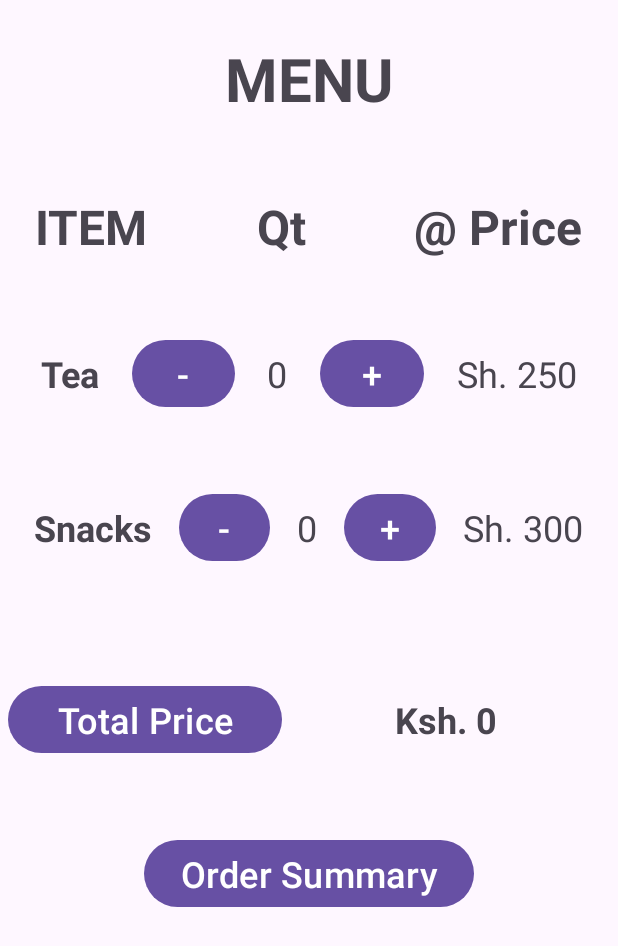
After one commit to SSifa/HotelBreakfastOrderApp, an Android app: the MenuActivity screen opened directly, with no data from a screen before it, on a phone screen of 412 x 824 dp. The commit adds this screen. Shown: the top 946 px of the screen. Run offline under Robolectric (Android 15) with nearby library versions, the phone set to English and light mode, and no system bars.

Commit message:
Added a Menu activity

```diff
--- a/app/src/main/AndroidManifest.xml
+++ b/app/src/main/AndroidManifest.xml
@@ -13,6 +13,9 @@
         android:theme="@style/Theme.AlfaBreakfastApplication"
         tools:targetApi="31">
         <activity
+            android:name=".MenuActivity"
+            android:exported="false" />
+        <activity
             android:name=".MainActivity"
             android:exported="true">
             <intent-filter>
--- /dev/null
+++ b/app/src/main/java/com/example/alfabreakfastapplication/MenuActivity.java
@@ -0,0 +1,14 @@
+package com.example.alfabreakfastapplication;
+
+import androidx.appcompat.app.AppCompatActivity;
+
+import android.os.Bundle;
+
+public class MenuActivity extends AppCompatActivity {
+
+    @Override
+    protected void onCreate(Bundle savedInstanceState) {
+        super.onCreate(savedInstanceState);
+        setContentView(R.layout.activity_menu);
+    }
+}
--- a/app/src/main/res/layout/activity_main.xml
+++ b/app/src/main/res/layout/activity_main.xml
@@ -1,18 +1,57 @@
 <?xml version="1.0" encoding="utf-8"?>
-<androidx.constraintlayout.widget.ConstraintLayout xmlns:android="http://schemas.android.com/apk/res/android"
+<LinearLayout xmlns:android="http://schemas.android.com/apk/res/android"
     xmlns:app="http://schemas.android.com/apk/res-auto"
     xmlns:tools="http://schemas.android.com/tools"
     android:layout_width="match_parent"
     android:layout_height="match_parent"
-    tools:context=".MainActivity">
+    tools:context=".MainActivity"
+    android:orientation="vertical"
+    android:background="#1B5E20">
 
     <TextView
         android:layout_width="wrap_content"
         android:layout_height="wrap_content"
-        android:text="Hello World!"
-        app:layout_constraintBottom_toBottomOf="parent"
-        app:layout_constraintEnd_toEndOf="parent"
-        app:layout_constraintStart_toStartOf="parent"
-        app:layout_constraintTop_toTopOf="parent" />
+        android:text="LOGIN"
+        android:textSize="40sp"
+        android:textColor="@color/white"
+        android:textStyle="bold"
+        android:layout_gravity="center"
+        android:layout_marginTop="100dp"/>
 
-</androidx.constraintlayout.widget.ConstraintLayout>
+    <EditText
+        android:id="@+id/et_username"
+        android:layout_width="match_parent"
+        android:layout_height="wrap_content"
+        android:hint="Username"
+        android:textColorHint="@color/white"
+        android:textColor="@color/white"
+        android:textSize="32sp"
+        android:layout_marginRight="10dp"
+        android:layout_marginLeft="10dp"
+        android:layout_marginTop="50dp"/>
+
+    <EditText
+        android:id="@+id/et_password"
+        android:layout_width="match_parent"
+        android:layout_height="wrap_content"
+        android:hint="Password"
+        android:inputType="textPassword"
+        android:textColorHint="@color/white"
+        android:textColor="@color/white"
+        android:textSize="32sp"
+        android:layout_marginRight="10dp"
+        android:layout_marginLeft="10dp"
+        android:layout_marginTop="50dp"/>
+
+    <Button
+        android:id="@+id/btn_login"
+        android:layout_width="wrap_content"
+        android:layout_height="wrap_content"
+        android:text="LOGIN"
+        android:textSize="32sp"
+        android:layout_gravity="center"
+        android:layout_marginTop="75dp"/>
+
+
+
+</LinearLayout>
--- /dev/null
+++ b/app/src/main/res/layout/activity_menu.xml
@@ -0,0 +1,194 @@
+<?xml version="1.0" encoding="utf-8"?>
+<LinearLayout xmlns:android="http://schemas.android.com/apk/res/android"
+    xmlns:app="http://schemas.android.com/apk/res-auto"
+    xmlns:tools="http://schemas.android.com/tools"
+    android:layout_width="match_parent"
+    android:layout_height="match_parent"
+    tools:context=".MenuActivity"
+    android:orientation="vertical">
+
+    <TextView
+        android:layout_width="match_parent"
+        android:layout_height="wrap_content"
+        android:text="MENU"
+        android:textSize="40sp"
+        android:textStyle="bold"
+        android:textAlignment="center"
+        android:layout_marginTop="25dp"/>
+
+    <LinearLayout
+        android:layout_width="match_parent"
+        android:layout_height="wrap_content"
+        android:layout_marginLeft="5dp"
+        android:layout_marginRight="5dp"
+        android:weightSum="5"
+        android:layout_marginTop="50dp"
+        android:orientation="horizontal">
+        <TextView
+            android:layout_width="wrap_content"
+            android:layout_height="wrap_content"
+            android:text="ITEM"
+            android:layout_weight="1"
+            android:textStyle="bold"
+            android:textSize="32sp"
+            android:gravity="center"/>
+        <TextView
+            android:layout_width="wrap_content"
+            android:layout_height="wrap_content"
+            android:text="Qt"
+            android:layout_weight="3"
+            android:textSize="32sp"
+            android:textStyle="bold"
+            android:gravity="center"/>
+        <TextView
+            android:layout_width="wrap_content"
+            android:layout_height="wrap_content"
+            android:text="\@ Price"
+            android:layout_weight="1"
+            android:textSize="32sp"
+            android:textStyle="bold"
+            android:gravity="center"/>
+    </LinearLayout>
+
+    <LinearLayout
+        android:layout_width="match_parent"
+        android:layout_height="wrap_content"
+        android:layout_marginLeft="5dp"
+        android:layout_marginRight="5dp"
+        android:weightSum="5"
+        android:layout_marginTop="50dp"
+        android:orientation="horizontal">
+        <TextView
+            android:layout_width="wrap_content"
+            android:layout_height="match_parent"
+            android:text="Tea"
+            android:textSize="24sp"
+            android:textStyle="bold"
+            android:layout_weight="1"
+            android:gravity="center"/>
+        <LinearLayout
+            android:layout_width="wrap_content"
+            android:layout_height="wrap_content"
+            android:layout_weight="3"
+            android:weightSum="3">
+            <Button
+                android:id="@+id/btn_tea_minus"
+                android:layout_width="25dp"
+                android:layout_height="wrap_content"
+                android:text="-"
+                android:textSize="24sp"
+                android:layout_weight="1"/>
+            <TextView
+                android:id="@+id/txt_tea_qt"
+                android:layout_width="wrap_content"
+                android:layout_height="wrap_content"
+                android:text="0"
+                android:textSize="24sp"
+                android:layout_weight="1"
+                android:gravity="center"/>
+            <Button
+                android:id="@+id/btn_tea_plus"
+                android:layout_width="25dp"
+                android:layout_height="wrap_content"
+                android:text="+"
+                android:textSize="24sp"
+                android:layout_weight="1"/>
+        </LinearLayout>
+        <TextView
+            android:layout_width="wrap_content"
+            android:layout_height="match_parent"
+            android:text="Sh. 250"
+            android:textSize="24sp"
+            android:layout_weight="1"
+            android:gravity="center"/>
+    </LinearLayout>
+
+    <LinearLayout
+        android:layout_width="match_parent"
+        android:layout_height="wrap_content"
+        android:layout_marginLeft="5dp"
+        android:layout_marginRight="5dp"
+        android:weightSum="5"
+        android:layout_marginTop="50dp"
+        android:orientation="horizontal">
+        <TextView
+            android:layout_width="wrap_content"
+            android:layout_height="match_parent"
+            android:text="Snacks"
+            android:textSize="24sp"
+            android:textStyle="bold"
+            android:layout_weight="1"
+            android:gravity="center"/>
+        <LinearLayout
+            android:layout_width="wrap_content"
+            android:layout_height="wrap_content"
+            android:layout_weight="3"
+            android:weightSum="3">
+            <Button
+                android:id="@+id/btn_snacks_minus"
+                android:layout_width="25dp"
+                android:layout_height="wrap_content"
+                android:text="-"
+                android:textSize="24sp"
+                android:layout_weight="1"/>
+            <TextView
+                android:id="@+id/txt_snacks_qt"
+                android:layout_width="wrap_content"
+                android:layout_height="wrap_content"
+                android:text="0"
+                android:textSize="24sp"
+                android:layout_weight="1"
+                android:gravity="center"/>
+            <Button
+                android:id="@+id/btn_snacks_plus"
+                android:layout_width="25dp"
+                android:layout_height="wrap_content"
+                android:text="+"
+                android:textSize="24sp"
+                android:layout_weight="1"/>
+        </LinearLayout>
+        <TextView
+            android:layout_width="wrap_content"
+            android:layout_height="match_parent"
+            android:text="Sh. 300"
+            android:textSize="24sp"
+            android:layout_weight="1"
+            android:gravity="center"/>
+    </LinearLayout>
+
+    <LinearLayout
+        android:layout_width="match_parent"
+        android:layout_height="wrap_content"
+        android:orientation="horizontal"
+        android:layout_marginTop="75dp"
+        android:layout_marginRight="5dp"
+        android:layout_marginLeft="5dp"
+        android:weightSum="2">
+        <Button
+            android:id="@+id/btn_total_price"
+            android:layout_width="32dp"
+            android:layout_height="wrap_content"
+            android:text="Total Price"
+            android:textSize="24sp"
+            android:layout_weight="1"
+            android:gravity="center"/>
+        <TextView
+            android:layout_width="wrap_content"
+            android:layout_height="match_parent"
+            android:text="Ksh. 0"
+            android:textSize="24sp"
+            android:layout_weight="1"
+            android:gravity="center"
+            android:textStyle="bold"/>
+    </LinearLayout>
+
+    <Button
+        android:id="@+id/btn_order_summary"
+        android:layout_width="wrap_content"
+        android:layout_height="wrap_content"
+        android:text="Order Summary"
+        android:textSize="24sp"
+        android:layout_marginTop="50dp"
+        android:layout_gravity="center"/>
+
+</LinearLayout>
```
